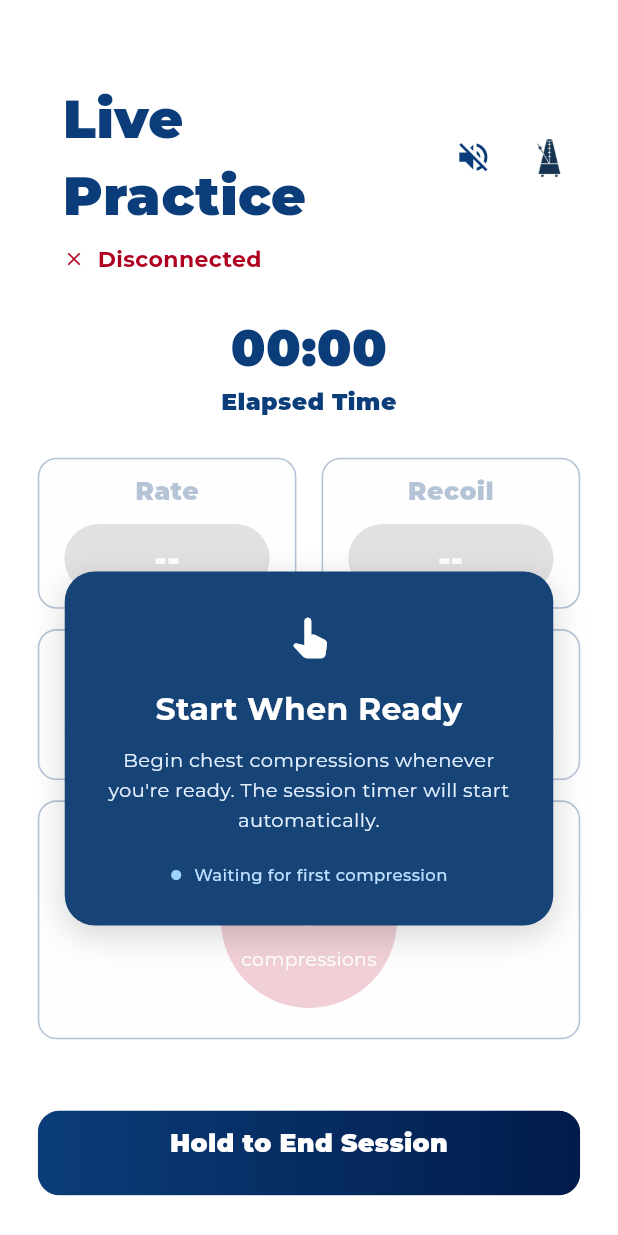
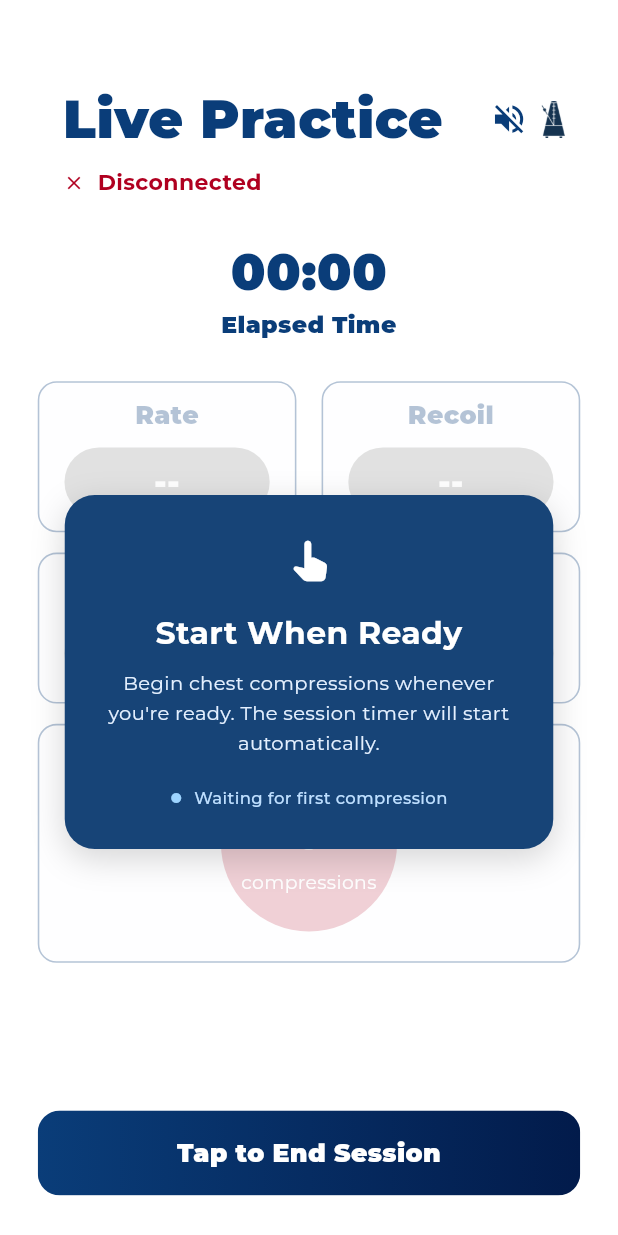
Before and after one commit to Marni3/CPReady, a Flutter app: the LivePracticeScreen screen opened by its route, after a tap on the "volume up" icon, on a phone screen of 412 x 824 dp. Run offline on Flutter 3.47's test engine with Material 3 defaults, Android fonts, the phone set to English and light mode, and no system bars; our stand-ins replace audioplayers, flutter_blue_plus, go_router, shared_preferences, sqflite; accounts and stored records are empty; project files that could hold a hidden picture were left out.

Commit message:
Improve live practice UI and session controls

```diff
--- a/FLUTTER/cpready/lib/src/core/feedback/metric_feedback.dart
+++ b/FLUTTER/cpready/lib/src/core/feedback/metric_feedback.dart
@@ -78,7 +78,7 @@ String rateText(int? cpm) =>
 /// resolution the firmware sends.
 String depthText(double? cm) => (cm == null || cm <= 0.0)
     ? AppStrings.liveNoValue
-    : '${cm.toStringAsFixed(1)}${AppStrings.liveDepthUnit}';
+    : '${cm.toStringAsFixed(2)}${AppStrings.liveDepthUnit}';
 
 /// "Full" / "Partial", or the placeholder.
 String recoilText(int? percent) {
--- a/FLUTTER/cpready/lib/src/screens/live_practice/live_practice_screen.dart
+++ b/FLUTTER/cpready/lib/src/screens/live_practice/live_practice_screen.dart
@@ -1090,57 +1090,28 @@ class _LivePracticeScreenState extends State<LivePracticeScreen> {
                                   ignoring: !_firstCompressionSeen,
                                   child: Column(
                                     children: <Widget>[
-                                      LayoutBuilder(
-                                        builder: (
-                                          BuildContext context,
-                                          BoxConstraints bounds,
-                                        ) {
-                                          final Widget rate = _MetricSection(
+                                Row(
+                                  children: <Widget>[
+                                    Expanded(
+                                      child: _MetricSection(
                                         label: AppStrings.liveRateLabel,
                                         capsule: _capsule(
                                           rateText(latest?.rateCpm),
                                           rateRating(latest?.rateCpm),
                                         ),
-                                          );
-
-                                          final Widget recoil = _MetricSection(
+                                      ),
+                                    ),
+                                    SizedBox(width: AppSpacing.liveSectionGap),
+                                    Expanded(
+                                      child: _MetricSection(
                                         label: AppStrings.liveRecoilLabel,
                                         capsule: _capsule(
                                           recoilText(latest?.recoilPercentage),
-                                              liveRecoilRating(
-                                                latest?.recoilPercentage,
-                                              ),
-                                            ),
-                                          );
-
-                                          final double each =
-                                              (bounds.maxWidth -
-                                                  AppSpacing.liveSectionGap) /
-                                              2;
-
-                                          if (each < AppLayout.minSectionWidth) {
-                                            return Column(
-                                              children: <Widget>[
-                                                rate,
-                                                SizedBox(
-                                                  height:
-                                                      AppSpacing.liveSectionStackGap,
-                                                ),
-                                                recoil,
-                                              ],
-                                            );
-                                          }
-
-                                          return Row(
-                                            children: <Widget>[
-                                              Expanded(child: rate),
-                                              SizedBox(
-                                                width: AppSpacing.liveSectionGap,
-                                              ),
-                                              Expanded(child: recoil),
-                                            ],
-                                          );
-                                        },
+                                          liveRecoilRating(latest?.recoilPercentage),
+                                        ),
+                                      ),
+                                    ),
+                                  ],
                                 ),
 
                                       SizedBox(
@@ -1272,11 +1243,17 @@ class _LivePracticeScreenState extends State<LivePracticeScreen> {
                     ),
                   ),
                   SizedBox(height: AppSpacing.liveSectionStackGap),
-                  HoldFillButton(
-                    label: AppStrings.liveHoldEndSession,
+                  GestureDetector(
+                    behavior: HitTestBehavior.opaque,
+                    onTap: _ending ? null : _endSession,
+                    child: IgnorePointer(
+                      child: HoldFillButton(
+                        label: 'Tap to End Session',
                         duration: AppDurations.holdSession,
                         enabled: !_ending,
                         onComplete: _endSession,
+                      ),
+                    ),
                   ),
                 ],
               ),
@@ -1315,8 +1292,13 @@ class _StatusHeader extends StatelessWidget {
           Row(
             children: <Widget>[
             Expanded(
+              child: FittedBox(
+                fit: BoxFit.scaleDown,
+                alignment: Alignment.centerLeft,
                 child: Text(
                   AppStrings.livePracticeTitle,
+                  maxLines: 1,
+                  softWrap: false,
                   style: AppTypography.style(
                     size: AppTypography.liveTitleSize,
                     weight: AppTypography.headingWeight,
@@ -1324,6 +1306,10 @@ class _StatusHeader extends StatelessWidget {
                   ),
                 ),
               ),
+            ),
+        Row(
+          mainAxisSize: MainAxisSize.min,
+          children: <Widget>[
                       Semantics(
                         button: true,
                         label:
@@ -1332,8 +1318,9 @@ class _StatusHeader extends StatelessWidget {
                           behavior: HitTestBehavior.opaque,
                           onTap: onToggleMute,
                           child: SizedBox(
-                    width: AppSizes.liveMuteTapSize,
+                            width: 20,
                             height: AppSizes.liveMuteTapSize,
+                            child: Center(
                               child: Icon(
                                 muted ? Icons.volume_off : Icons.volume_up,
                                 size: AppSizes.liveMuteIconSize,
@@ -1342,7 +1329,8 @@ class _StatusHeader extends StatelessWidget {
                             ),
                           ),
                         ),
-              SizedBox(width: AppSpacing.small),
+                      ),
+                      const SizedBox(width: 4),
                       Semantics(
                         button: true,
                         label: metronomeEnabled
@@ -1352,7 +1340,7 @@ class _StatusHeader extends StatelessWidget {
                           behavior: HitTestBehavior.opaque,
                           onTap: onToggleMetronome,
                           child: SizedBox(
-                    width: AppSizes.liveMuteTapSize,
+                            width: 36,
                             height: AppSizes.liveMuteTapSize,
                             // The tap box sets the touch target only. Centering keeps its
                             // tight constraints off the glyph, which otherwise filled
@@ -1368,7 +1356,9 @@ class _StatusHeader extends StatelessWidget {
                         ),
                       ),
                     ],
-          ),
+                  ), // Closes the new icon group
+            ],
+          ), // Closes the main header Row
           SizedBox(height: AppSpacing.liveStatusGap),
           _StatusLine(controller: controller),
         ],
--- a/FLUTTER/cpready/lib/src/widgets/hold_fill_button.dart
+++ b/FLUTTER/cpready/lib/src/widgets/hold_fill_button.dart
@@ -106,11 +106,9 @@ class _HoldFillButtonState extends State<HoldFillButton>
                     ),
                   ),
                 ),
-                Padding(
-                  padding: EdgeInsets.symmetric(
-                    horizontal: AppSpacing.flowActionLabelInsetH,
-                    vertical: AppSpacing.flowActionLabelInsetV,
-                  ),
+Center(
+  child: SizedBox(
+    height: AppSizes.liveHoldButtonHeight,
     child: Center(
       child: Text(
         widget.label,
@@ -123,6 +121,7 @@ class _HoldFillButtonState extends State<HoldFillButton>
       ),
     ),
   ),
+),
               ],
             ),
           ),
```
Also changed, not shown: FLUTTER/cpready/pubspec.lock. Lines whose indentation alone changed are shown as unchanged.
